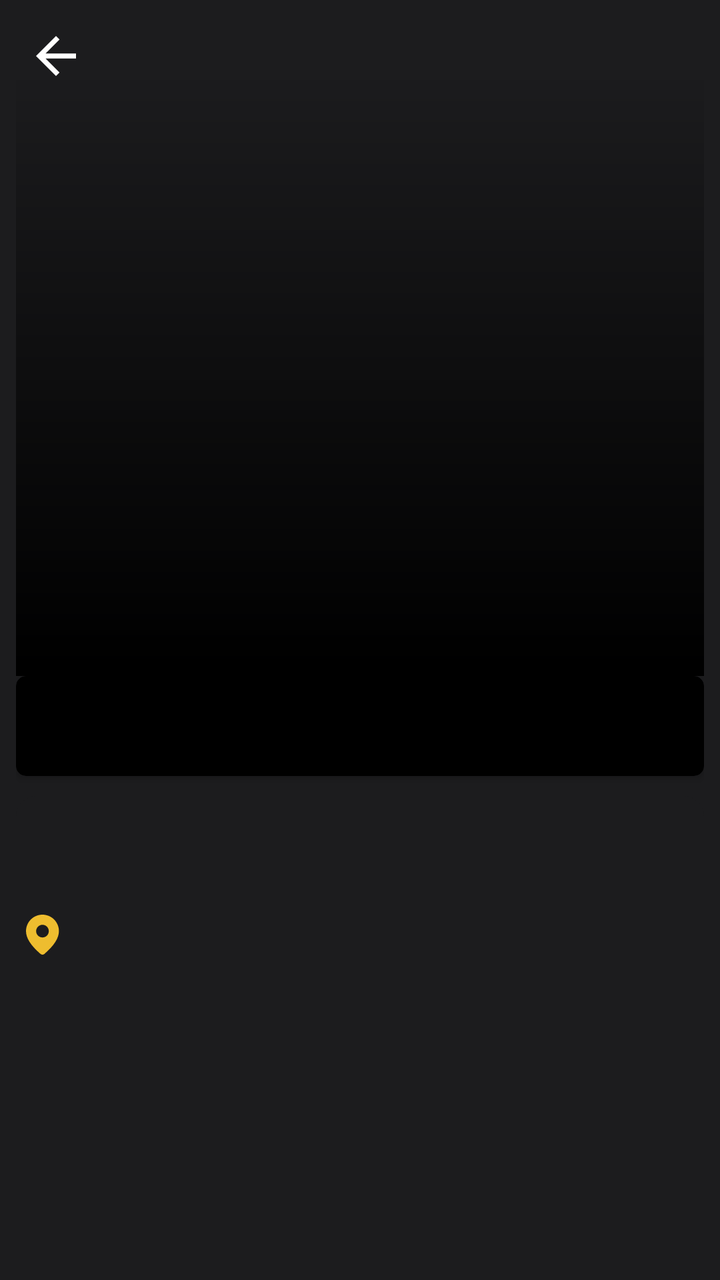
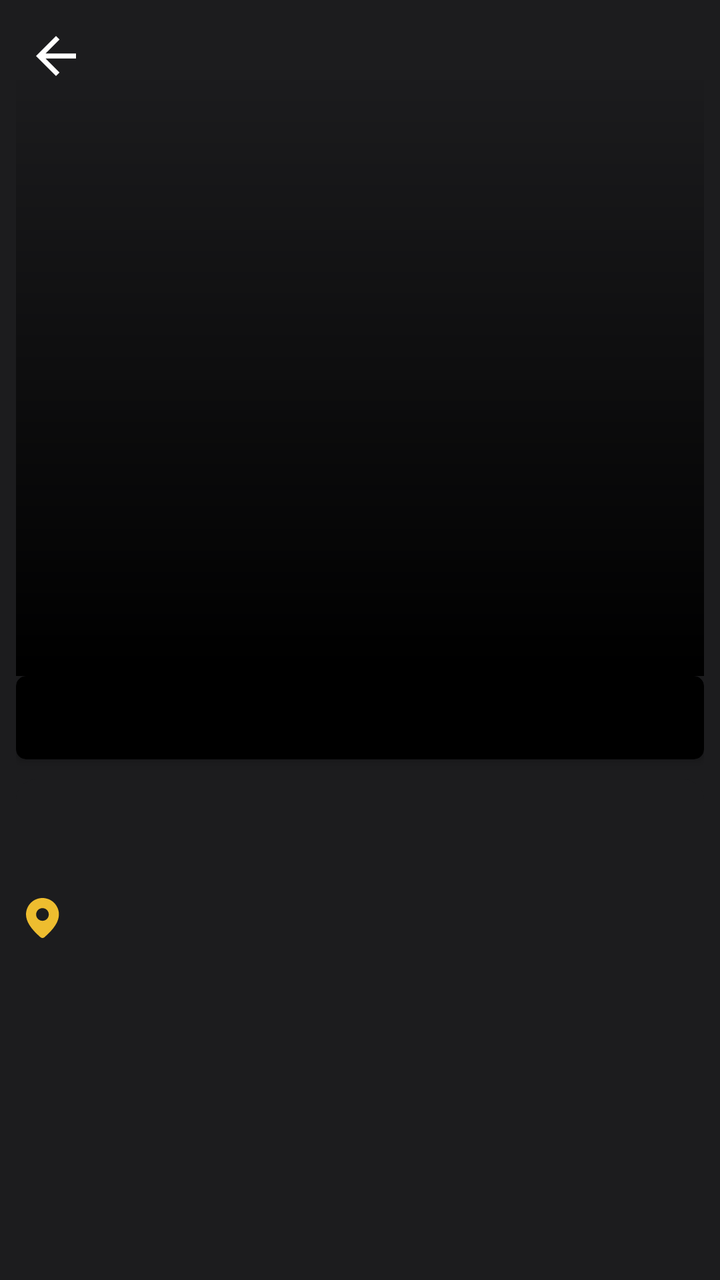

An Android layout rendered at two revisions. The XML below is the earlier revision; the diff shows what the commit changed to produce the second picture.
<!-- AndroidManifest.xml: application theme Theme.NavigationDrawer -->
<!-- res/layout/fragment_sport_detail.xml -->
<?xml version="1.0" encoding="utf-8"?>
<androidx.core.widget.NestedScrollView xmlns:android="http://schemas.android.com/apk/res/android"
    xmlns:app="http://schemas.android.com/apk/res-auto"
    xmlns:tools="http://schemas.android.com/tools"
    android:layout_width="match_parent"
    android:layout_height="match_parent"
    android:background="#1C1C1E"
    tools:context=".Fragment.sport_detail">

    <androidx.constraintlayout.widget.ConstraintLayout
        android:layout_width="match_parent"
        android:layout_height="match_parent"
        android:padding="8dp">

        <ImageView
            android:id="@+id/imageView6"
            android:layout_width="0dp"
            android:layout_height="330dp"
            android:scaleType="fitXY"
            app:layout_constraintEnd_toEndOf="parent"
            app:layout_constraintStart_toStartOf="parent"
            app:layout_constraintTop_toTopOf="parent" />

        <androidx.appcompat.widget.AppCompatButton
            android:id="@+id/backBtn"
            android:layout_width="30dp"
            android:layout_height="30dp"
            android:layout_margin="5dp"
            android:layout_marginTop="8dp"
            android:background="@drawable/arrow_back"
            app:layout_constraintEnd_toEndOf="parent"
            app:layout_constraintHorizontal_bias="0.0"
            app:layout_constraintStart_toStartOf="@id/imageView6"
            app:layout_constraintTop_toTopOf="@id/imageView6" />

        <ImageView
            android:id="@+id/image"
            android:layout_width="0dp"
            android:layout_height="330dp"
            android:elevation="5dp"
            android:scaleType="fitXY"
            app:layout_constraintEnd_toEndOf="parent"
            app:layout_constraintStart_toStartOf="parent"
            app:layout_constraintTop_toTopOf="parent"
            app:srcCompat="@drawable/fade2" />

        <TextView
            android:id="@+id/name"
            android:layout_width="0dp"
            android:layout_height="wrap_content"
            android:layout_marginTop="150dp"
            android:elevation="10dp"
            android:fontFamily="@font/poppins_medium"
            android:paddingStart="10dp"
            android:textColor="@color/white"
            android:textSize="20sp"
            app:layout_constraintBottom_toBottomOf="@+id/imageView6"
            app:layout_constraintEnd_toEndOf="@+id/imageView6"
            app:layout_constraintHorizontal_bias="0.134"
            app:layout_constraintStart_toStartOf="@+id/imageView6"
            app:layout_constraintTop_toTopOf="parent"
            app:layout_constraintVertical_bias="0.854" />

        <TextView
            android:id="@+id/date"
            android:layout_width="0dp"
            android:layout_height="wrap_content"
            android:layout_marginTop="-5dp"
            android:elevation="10dp"
            android:fontFamily="@font/poppins_medium"
            android:paddingStart="10dp"
            android:textColor="#A6A6A6"
            android:textSize="16sp"
            app:layout_constraintEnd_toEndOf="@+id/name"
            app:layout_constraintStart_toStartOf="parent"
            app:layout_constraintTop_toBottomOf="@+id/name" />

        <androidx.cardview.widget.CardView
            android:id="@+id/car1"
            android:layout_width="0dp"
            android:layout_height="wrap_content"
            app:cardBackgroundColor="@color/black"
            app:cardCornerRadius="5dp"
            app:layout_constraintEnd_toEndOf="parent"
            app:layout_constraintStart_toStartOf="parent"
            app:layout_constraintTop_toBottomOf="@+id/imageView6">

            <TextView
                android:id="@+id/length"
                android:layout_width="match_parent"
                android:layout_height="50dp"
                android:fontFamily="@font/poppins_medium"
                android:gravity="center"
                android:textColor="#A6A6A6"
                android:textSize="16sp"
                app:layout_constraintEnd_toEndOf="parent"
                app:layout_constraintStart_toStartOf="parent"
                app:layout_constraintTop_toBottomOf="@+id/imageView6" />
        </androidx.cardview.widget.CardView>


        <LinearLayout
            android:layout_width="0dp"
            android:layout_height="wrap_content"
            android:layout_marginTop="10dp"
            android:background="@drawable/backlesss"
            android:backgroundTint="#1C1C1E"
            android:orientation="vertical"
            android:weightSum="3"
            app:layout_constraintEnd_toEndOf="parent"
            app:layout_constraintStart_toStartOf="parent"
            app:layout_constraintTop_toBottomOf="@+id/car1">

            <TextView
                android:id="@+id/heading"
                android:layout_width="match_parent"
                android:layout_height="wrap_content"
                android:layout_weight="1"
                android:fontFamily="@font/poppins_medium"
                android:paddingHorizontal="10dp"
                android:textColor="#E4DFDF"
                android:textSize="20sp" />

            <TextView
                android:id="@+id/discription"
                android:layout_width="match_parent"
                android:layout_height="wrap_content"
                android:layout_marginTop="5dp"
                android:layout_weight="1"
                android:paddingHorizontal="10dp"
                android:textColor="@color/white"
                android:textSize="16sp" />

            <TextView
                android:id="@+id/location"
                android:layout_width="match_parent"
                android:layout_height="wrap_content"
                android:layout_marginTop="5dp"
                android:layout_weight="1"
                android:drawablePadding="5dp"
                android:fontFamily="@font/poppins_medium"
                android:paddingHorizontal="5dp"
                android:textColor="#EEBD2F"
                android:textSize="16sp"
                app:drawableLeftCompat="@drawable/location" />
        </LinearLayout>
    </androidx.constraintlayout.widget.ConstraintLayout>

</androidx.core.widget.NestedScrollView>
<!-- resources referenced by this layout -->
<resources>
  <color name="black">#FF000000</color>
  <color name="white">#FFFFFFFF</color>
  <!-- drawable arrow_back (drawable) -->
  <vector android:autoMirrored="true" android:height="26dp"
      android:tint="#FFFFFF" android:viewportHeight="24"
      android:viewportWidth="24" android:width="26dp" xmlns:android="http://schemas.android.com/apk/res/android">
      <path android:fillColor="@android:color/black" android:pathData="M20,11H7.83l5.59,-5.59L12,4l-8,8 8,8 1.41,-1.41L7.83,13H20v-2z"/>
  </vector>
  <!-- drawable backlesss (drawable) -->
  <?xml version="1.0" encoding="utf-8"?>
  <shape xmlns:android="http://schemas.android.com/apk/res/android">
      <solid android:color="#E9BD3E" /> 
  
      <corners
          android:topLeftRadius="10dp"
          android:topRightRadius="10dp" />
  </shape>
  <!-- drawable fade2 (drawable) -->
  <vector xmlns:android="http://schemas.android.com/apk/res/android"
      xmlns:aapt="http://schemas.android.com/aapt"
      android:width="393dp"
      android:height="293dp"
      android:viewportWidth="393"
      android:viewportHeight="293">
    <path
        android:pathData="M0,0h393v293h-393z">
      <aapt:attr name="android:fillColor">
        <gradient 
            android:startX="197"
            android:startY="293"
            android:endX="197"
            android:endY="27.9"
            android:type="linear">
          <item android:offset="0" android:color="#FF000000"/>
          <item android:offset="1" android:color="#00000000"/>
        </gradient>
      </aapt:attr>
    </path>
  </vector>
  <!-- drawable location (drawable) -->
  <vector xmlns:android="http://schemas.android.com/apk/res/android"
      android:width="17dp"
      android:height="20dp"
      android:viewportWidth="17"
      android:viewportHeight="20">
    <path
        android:pathData="M8.231,0C10.414,0 12.508,0.867 14.051,2.411C15.595,3.954 16.462,6.048 16.462,8.231C16.462,11.709 14.018,15.5 9.194,19.643C8.925,19.874 8.583,20 8.23,20C7.876,20 7.534,19.872 7.266,19.642L6.947,19.365C2.336,15.329 0,11.632 0,8.231C0,6.048 0.867,3.954 2.411,2.411C3.954,0.867 6.048,0 8.231,0ZM8.231,5.065C7.391,5.065 6.586,5.399 5.993,5.993C5.399,6.586 5.065,7.391 5.065,8.231C5.065,9.071 5.399,9.876 5.993,10.47C6.586,11.063 7.391,11.397 8.231,11.397C9.071,11.397 9.876,11.063 10.47,10.47C11.063,9.876 11.397,9.071 11.397,8.231C11.397,7.391 11.063,6.586 10.47,5.993C9.876,5.399 9.071,5.065 8.231,5.065Z"
        android:fillColor="#EEBD2F"/>
  </vector>
  <style name="Theme.NavigationDrawer" parent="Theme.MaterialComponents.DayNight.NoActionBar">
          
          <item name="colorPrimary">#FFECA1</item>
          
      </style>
</resources>

<!-- the commit's change to res/layout/fragment_sport_detail.xml (unified diff, before → after) -->
@@ -88,7 +88,8 @@
             <TextView
                 android:id="@+id/length"
                 android:layout_width="match_parent"
-                android:layout_height="50dp"
+                android:layout_height="wrap_content"
+                android:paddingVertical="10dp"
                 android:fontFamily="@font/poppins_medium"
                 android:gravity="center"
                 android:textColor="#A6A6A6"
@@ -97,7 +98,6 @@
                 app:layout_constraintStart_toStartOf="parent"
                 app:layout_constraintTop_toBottomOf="@+id/imageView6" />
         </androidx.cardview.widget.CardView>
-
 
         <LinearLayout
             android:layout_width="0dp"
